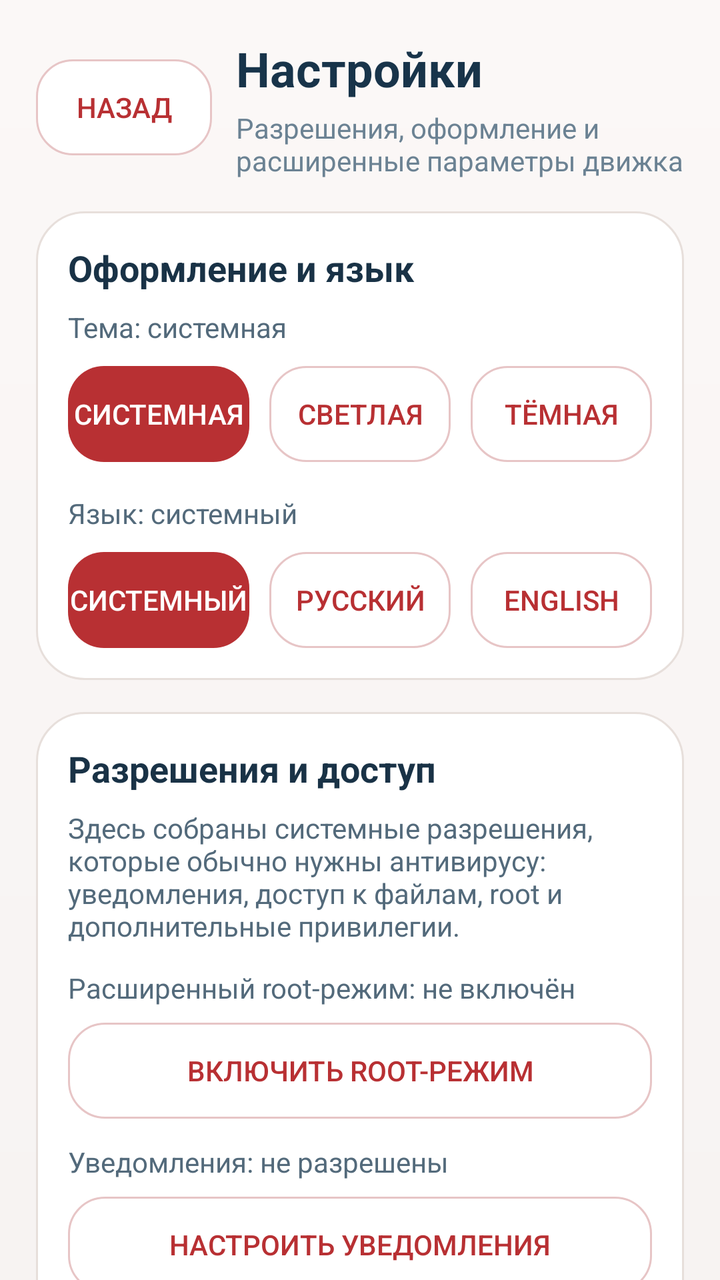
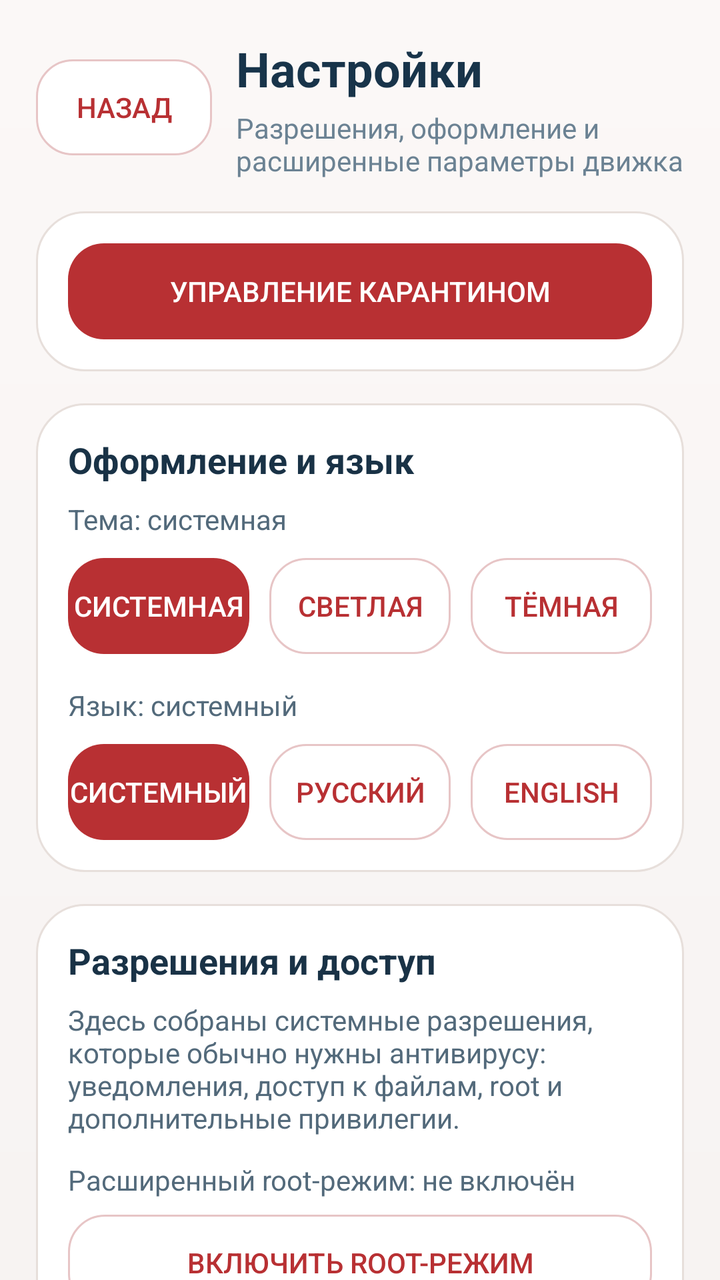

Before-and-after screenshots of an Android layout around one commit, followed by the original layout XML and the change that was made.
<!-- AndroidManifest.xml: application theme ClamGuardTheme -->
<!-- res/layout/activity_settings.xml -->
<?xml version="1.0" encoding="utf-8"?>
<ScrollView xmlns:android="http://schemas.android.com/apk/res/android"
    android:layout_width="match_parent"
    android:layout_height="match_parent"
    android:background="@drawable/bg_screen"
    android:fillViewport="true"
    android:scrollbars="none">

    <LinearLayout
        android:layout_width="match_parent"
        android:layout_height="wrap_content"
        android:orientation="vertical"
        android:padding="18dp">

        <LinearLayout
            android:layout_width="match_parent"
            android:layout_height="wrap_content"
            android:gravity="center_vertical"
            android:orientation="horizontal">

                <Button
                    android:id="@+id/settings_back_button"
                    android:layout_width="wrap_content"
                    android:layout_height="wrap_content"
                    android:background="@drawable/button_secondary"
                    android:elevation="0dp"
                    android:stateListAnimator="@null"
                    android:text="@string/settings_back"
                    android:textColor="@color/accent" />

            <LinearLayout
                android:layout_width="0dp"
                android:layout_height="wrap_content"
                android:layout_marginStart="12dp"
                android:layout_weight="1"
                android:orientation="vertical">

                <TextView
                    android:layout_width="match_parent"
                    android:layout_height="wrap_content"
                    android:text="@string/settings_screen_title"
                    android:textColor="@color/text_primary"
                    android:textSize="24sp"
                    android:textStyle="bold" />

                <TextView
                    android:layout_width="match_parent"
                    android:layout_height="wrap_content"
                    android:layout_marginTop="4dp"
                    android:text="@string/settings_screen_subtitle"
                    android:textColor="@color/text_muted"
                    android:textSize="14sp" />
            </LinearLayout>
        </LinearLayout>

        <LinearLayout
            android:layout_width="match_parent"
            android:layout_height="wrap_content"
            android:layout_marginTop="16dp"
            android:background="@drawable/card_surface"
            android:orientation="vertical"
            android:padding="16dp">

            <TextView
                android:layout_width="match_parent"
                android:layout_height="wrap_content"
                android:text="@string/settings_appearance_title"
                android:textColor="@color/text_secondary"
                android:textSize="18sp"
                android:textStyle="bold" />

            <TextView
                android:id="@+id/settings_theme_summary"
                android:layout_width="match_parent"
                android:layout_height="wrap_content"
                android:layout_marginTop="8dp"
                android:text="@string/settings_theme_system"
                android:textColor="@color/text_soft"
                android:textSize="14sp" />

            <LinearLayout
                android:layout_width="match_parent"
                android:layout_height="wrap_content"
                android:layout_marginTop="10dp"
                android:orientation="horizontal">

                <Button
                    android:id="@+id/settings_theme_system_button"
                    android:layout_width="0dp"
                    android:layout_height="wrap_content"
                    android:layout_weight="1"
                    android:background="@drawable/button_primary"
                    android:elevation="0dp"
                    android:stateListAnimator="@null"
                    android:text="@string/theme_system"
                    android:textColor="@color/button_primary_text" />

                <Button
                    android:id="@+id/settings_theme_light_button"
                    android:layout_width="0dp"
                    android:layout_height="wrap_content"
                    android:layout_marginStart="10dp"
                    android:layout_weight="1"
                    android:background="@drawable/button_secondary"
                    android:elevation="0dp"
                    android:stateListAnimator="@null"
                    android:text="@string/theme_light"
                    android:textColor="@color/accent" />

                <Button
                    android:id="@+id/settings_theme_dark_button"
                    android:layout_width="0dp"
                    android:layout_height="wrap_content"
                    android:layout_marginStart="10dp"
                    android:layout_weight="1"
                    android:background="@drawable/button_secondary"
                    android:elevation="0dp"
                    android:stateListAnimator="@null"
                    android:text="@string/theme_dark"
                    android:textColor="@color/accent" />
            </LinearLayout>

            <TextView
                android:id="@+id/settings_language_summary"
                android:layout_width="match_parent"
                android:layout_height="wrap_content"
                android:layout_marginTop="16dp"
                android:text="@string/settings_language_system"
                android:textColor="@color/text_soft"
                android:textSize="14sp" />

            <LinearLayout
                android:layout_width="match_parent"
                android:layout_height="wrap_content"
                android:layout_marginTop="10dp"
                android:orientation="horizontal">

                <Button
                    android:id="@+id/settings_language_system_button"
                    android:layout_width="0dp"
                    android:layout_height="wrap_content"
                    android:layout_weight="1"
                    android:background="@drawable/button_primary"
                    android:elevation="0dp"
                    android:stateListAnimator="@null"
                    android:text="@string/language_system"
                    android:textColor="@color/button_primary_text" />

                <Button
                    android:id="@+id/settings_language_ru_button"
                    android:layout_width="0dp"
                    android:layout_height="wrap_content"
                    android:layout_marginStart="10dp"
                    android:layout_weight="1"
                    android:background="@drawable/button_secondary"
                    android:elevation="0dp"
                    android:stateListAnimator="@null"
                    android:text="@string/language_ru"
                    android:textColor="@color/accent" />

                <Button
                    android:id="@+id/settings_language_en_button"
                    android:layout_width="0dp"
                    android:layout_height="wrap_content"
                    android:layout_marginStart="10dp"
                    android:layout_weight="1"
                    android:background="@drawable/button_secondary"
                    android:elevation="0dp"
                    android:stateListAnimator="@null"
                    android:text="@string/language_en"
                    android:textColor="@color/accent" />
            </LinearLayout>
        </LinearLayout>

        <LinearLayout
            android:layout_width="match_parent"
            android:layout_height="wrap_content"
            android:layout_marginTop="16dp"
            android:background="@drawable/card_surface"
            android:orientation="vertical"
            android:padding="16dp">

            <TextView
                android:layout_width="match_parent"
                android:layout_height="wrap_content"
                android:text="@string/settings_permissions_title"
                android:textColor="@color/text_secondary"
                android:textSize="18sp"
                android:textStyle="bold" />

            <TextView
                android:id="@+id/settings_permissions_summary"
                android:layout_width="match_parent"
                android:layout_height="wrap_content"
                android:layout_marginTop="8dp"
                android:text="@string/settings_permissions_intro"
                android:textColor="@color/text_soft"
                android:textSize="14sp" />

            <TextView
                android:id="@+id/settings_root_status"
                android:layout_width="match_parent"
                android:layout_height="wrap_content"
                android:layout_marginTop="12dp"
                android:text="@string/permission_root_missing"
                android:textColor="@color/text_soft"
                android:textSize="14sp" />

            <Button
                android:id="@+id/settings_request_root_button"
                android:layout_width="match_parent"
                android:layout_height="wrap_content"
                android:layout_marginTop="8dp"
                android:background="@drawable/button_secondary"
                android:elevation="0dp"
                android:stateListAnimator="@null"
                android:text="@string/permission_root_button"
                android:textColor="@color/accent" />

            <TextView
                android:id="@+id/settings_notifications_status"
                android:layout_width="match_parent"
                android:layout_height="wrap_content"
                android:layout_marginTop="12dp"
                android:text="@string/permission_notifications_missing"
                android:textColor="@color/text_soft"
                android:textSize="14sp" />

            <Button
                android:id="@+id/settings_notifications_button"
                android:layout_width="match_parent"
                android:layout_height="wrap_content"
                android:layout_marginTop="8dp"
                android:background="@drawable/button_secondary"
                android:elevation="0dp"
                android:stateListAnimator="@null"
                android:text="@string/permission_notifications_button"
                android:textColor="@color/accent" />

            <TextView
                android:id="@+id/settings_files_status"
                android:layout_width="match_parent"
                android:layout_height="wrap_content"
                android:layout_marginTop="12dp"
                android:text="@string/permission_files_missing"
                android:textColor="@color/text_soft"
                android:textSize="14sp" />

            <Button
                android:id="@+id/settings_files_button"
                android:layout_width="match_parent"
                android:layout_height="wrap_content"
                android:layout_marginTop="8dp"
                android:background="@drawable/button_secondary"
                android:elevation="0dp"
                android:stateListAnimator="@null"
                android:text="@string/permission_files_button"
                android:textColor="@color/accent" />

            <TextView
                android:id="@+id/settings_overlay_status"
                android:layout_width="match_parent"
                android:layout_height="wrap_content"
                android:layout_marginTop="12dp"
                android:text="@string/permission_overlay_missing"
                android:textColor="@color/text_soft"
                android:textSize="14sp" />

            <Button
                android:id="@+id/settings_overlay_button"
                android:layout_width="match_parent"
                android:layout_height="wrap_content"
                android:layout_marginTop="8dp"
                android:background="@drawable/button_secondary"
                android:elevation="0dp"
                android:stateListAnimator="@null"
                android:text="@string/permission_overlay_button"
                android:textColor="@color/accent" />

            <TextView
                android:id="@+id/settings_admin_status"
                android:layout_width="match_parent"
                android:layout_height="wrap_content"
                android:layout_marginTop="12dp"
                android:text="@string/permission_admin_missing"
                android:textColor="@color/text_soft"
                android:textSize="14sp" />

            <Button
                android:id="@+id/settings_admin_button"
                android:layout_width="match_parent"
                android:layout_height="wrap_content"
                android:layout_marginTop="8dp"
                android:background="@drawable/button_secondary"
                android:elevation="0dp"
                android:stateListAnimator="@null"
                android:text="@string/permission_admin_button"
                android:textColor="@color/accent" />
        </LinearLayout>

        <LinearLayout
            android:layout_width="match_parent"
            android:layout_height="wrap_content"
            android:layout_marginTop="16dp"
            android:background="@drawable/card_surface"
            android:orientation="vertical"
            android:padding="16dp">

            <TextView
                android:layout_width="match_parent"
                android:layout_height="wrap_content"
                android:text="@string/settings_section_title"
                android:textColor="@color/text_secondary"
                android:textSize="18sp"
                android:textStyle="bold" />

            <EditText
                android:id="@+id/settings_clamscan_path"
                android:layout_width="match_parent"
                android:layout_height="wrap_content"
                android:layout_marginTop="12dp"
                android:hint="@string/hint_clamscan_path"
                android:inputType="textNoSuggestions" />

            <EditText
                android:id="@+id/settings_freshclam_path"
                android:layout_width="match_parent"
                android:layout_height="wrap_content"
                android:layout_marginTop="8dp"
                android:hint="@string/hint_freshclam_path"
                android:inputType="textNoSuggestions" />

            <EditText
                android:id="@+id/settings_database_path"
                android:layout_width="match_parent"
                android:layout_height="wrap_content"
                android:layout_marginTop="8dp"
                android:hint="@string/hint_database_path"
                android:inputType="textNoSuggestions" />

            <EditText
                android:id="@+id/settings_target_path"
                android:layout_width="match_parent"
                android:layout_height="wrap_content"
                android:layout_marginTop="8dp"
                android:hint="@string/hint_target_path"
                android:inputType="textNoSuggestions" />

            <EditText
                android:id="@+id/settings_quarantine_path"
                android:layout_width="match_parent"
                android:layout_height="wrap_content"
                android:layout_marginTop="8dp"
                android:hint="@string/hint_quarantine_path"
                android:inputType="textNoSuggestions" />

            <CheckBox
                android:id="@+id/settings_auto_update_checkbox"
                android:layout_width="match_parent"
                android:layout_height="wrap_content"
                android:layout_marginTop="12dp"
                android:text="@string/auto_update_label"
                android:textColor="@color/text_secondary" />

            <LinearLayout
                android:layout_width="match_parent"
                android:layout_height="wrap_content"
                android:layout_marginTop="10dp"
                android:orientation="horizontal">

                <Button
                    android:id="@+id/settings_save_button"
                    android:layout_width="0dp"
                    android:layout_height="wrap_content"
                    android:layout_weight="1"
                    android:background="@drawable/button_primary"
                    android:elevation="0dp"
                    android:stateListAnimator="@null"
                    android:text="@string/save_button"
                    android:textColor="@color/button_primary_text" />

                <Button
                    android:id="@+id/settings_reset_button"
                    android:layout_width="0dp"
                    android:layout_height="wrap_content"
                    android:layout_marginStart="10dp"
                    android:layout_weight="1"
                    android:background="@drawable/button_secondary"
                    android:elevation="0dp"
                    android:stateListAnimator="@null"
                    android:text="@string/reset_defaults_button"
                    android:textColor="@color/accent" />
            </LinearLayout>
        </LinearLayout>

        <LinearLayout
            android:layout_width="match_parent"
            android:layout_height="wrap_content"
            android:layout_marginTop="16dp"
            android:background="@drawable/card_surface"
            android:orientation="vertical"
            android:padding="16dp">

            <TextView
                android:layout_width="match_parent"
                android:layout_height="wrap_content"
                android:text="@string/settings_ignored_title"
                android:textColor="@color/text_secondary"
                android:textSize="18sp"
                android:textStyle="bold" />

            <TextView
                android:id="@+id/settings_ignored_summary"
                android:layout_width="match_parent"
                android:layout_height="wrap_content"
                android:layout_marginTop="8dp"
                android:text="@string/ignored_summary_default"
                android:textColor="@color/text_soft"
                android:textSize="14sp" />

            <Button
                android:id="@+id/settings_clear_ignored_button"
                android:layout_width="match_parent"
                android:layout_height="wrap_content"
                android:layout_marginTop="12dp"
                android:background="@drawable/button_secondary"
                android:elevation="0dp"
                android:stateListAnimator="@null"
                android:text="@string/clear_ignored_button"
                android:textColor="@color/accent" />
        </LinearLayout>
    </LinearLayout>
</ScrollView>
<!-- resources referenced by this layout -->
<resources>
  <color name="accent">#B83033</color>
  <color name="button_primary_text">#FFFFFF</color>
  <color name="text_muted">#6B8293</color>
  <color name="text_primary">#18344A</color>
  <color name="text_secondary">#193246</color>
  <color name="text_soft">#536A7B</color>
  <!-- drawable bg_screen (drawable) -->
  <?xml version="1.0" encoding="utf-8"?>
  <shape xmlns:android="http://schemas.android.com/apk/res/android" android:shape="rectangle">
      <gradient
          android:angle="90"
          android:endColor="@color/app_bg_end"
          android:startColor="@color/app_bg_start" />
  </shape>
  <!-- drawable button_primary (drawable) -->
  <?xml version="1.0" encoding="utf-8"?>
  <shape xmlns:android="http://schemas.android.com/apk/res/android" android:shape="rectangle">
      <solid android:color="@color/accent" />
      <corners android:radius="18dp" />
  </shape>
  <string name="auto_update_label">Автоматически обновлять базы раз в сутки при доступной сети</string>
  <string name="clear_ignored_button">Очистить список игнорирования</string>
  <string name="hint_clamscan_path">Путь к clamscan</string>
  <string name="hint_database_path">Путь к базе сигнатур</string>
  <string name="hint_freshclam_path">Путь к freshclam</string>
  <string name="hint_quarantine_path">Папка карантина</string>
  <string name="hint_target_path">Путь для полной проверки</string>
  <string name="ignored_summary_default">Игнорируется объектов: 0</string>
  <string name="language_en">English</string>
  <string name="language_ru">Русский</string>
  <string name="language_system">Системный</string>
  <string name="permission_admin_button">Выдать права администратора</string>
  <string name="permission_admin_missing">Права администратора устройства: не включены</string>
  <string name="permission_files_button">Открыть доступ к файлам</string>
  <string name="permission_files_missing">Доступ ко всем файлам: не разрешён</string>
  <string name="permission_notifications_button">Настроить уведомления</string>
  <string name="permission_notifications_missing">Уведомления: не разрешены</string>
  <string name="permission_overlay_button">Разрешить поверх приложений</string>
  <string name="permission_overlay_missing">Поверх приложений: не разрешено</string>
  <string name="permission_root_button">Включить root-режим</string>
  <string name="permission_root_missing">Расширенный root-режим: не включён</string>
  <string name="reset_defaults_button">Сбросить</string>
  <string name="save_button">Сохранить</string>
  <string name="settings_appearance_title">Оформление и язык</string>
  <string name="settings_back">Назад</string>
  <string name="settings_ignored_title">Игнорирование</string>
  <string name="settings_language_system">Язык: системный</string>
  <string name="settings_permissions_intro">Здесь собраны системные разрешения, которые обычно нужны антивирусу: уведомления, доступ к файлам, root и дополнительные привилегии.</string>
  <string name="settings_permissions_title">Разрешения и доступ</string>
  <string name="settings_screen_subtitle">Разрешения, оформление и расширенные параметры движка</string>
  <string name="settings_screen_title">Настройки</string>
  <string name="settings_section_title">Настройки и обслуживание</string>
  <string name="settings_theme_system">Тема: системная</string>
  <string name="theme_dark">Тёмная</string>
  <string name="theme_light">Светлая</string>
  <string name="theme_system">Системная</string>
  <color name="app_bg_end">#FBF8F7</color>
  <color name="app_bg_start">#F7F3F2</color>
  <color name="surface">#FFFFFF</color>
  <color name="accent_border_soft">#E7C5C6</color>
  <color name="surface_stroke">#E7DFDB</color>
  <!-- unchanged entries left out for length: 3 -->
</resources>

<!-- the commit's change to res/layout/activity_settings.xml (unified diff, before → after) -->
@@ -61,6 +61,25 @@
             android:orientation="vertical"
             android:padding="16dp">
 
+            <Button
+                android:id="@+id/settings_quarantine_button"
+                android:layout_width="match_parent"
+                android:layout_height="wrap_content"
+                android:background="@drawable/button_primary"
+                android:elevation="0dp"
+                android:stateListAnimator="@null"
+                android:text="@string/settings_quarantine_button"
+                android:textColor="@color/button_primary_text" />
+        </LinearLayout>
+
+        <LinearLayout
+            android:layout_width="match_parent"
+            android:layout_height="wrap_content"
+            android:layout_marginTop="16dp"
+            android:background="@drawable/card_surface"
+            android:orientation="vertical"
+            android:padding="16dp">
+
             <TextView
                 android:layout_width="match_parent"
                 android:layout_height="wrap_content"
<!-- resource entries referenced after the edit -->
@@ -49,6 +49,7 @@
   <string name="settings_language_system">Язык: системный</string>
   <string name="settings_permissions_intro">Здесь собраны системные разрешения, которые обычно нужны антивирусу: уведомления, доступ к файлам, root и дополнительные привилегии.</string>
   <string name="settings_permissions_title">Разрешения и доступ</string>
+  <string name="settings_quarantine_button">Управление карантином</string>
   <string name="settings_screen_subtitle">Разрешения, оформление и расширенные параметры движка</string>
   <string name="settings_screen_title">Настройки</string>
   <string name="settings_section_title">Настройки и обслуживание</string>
